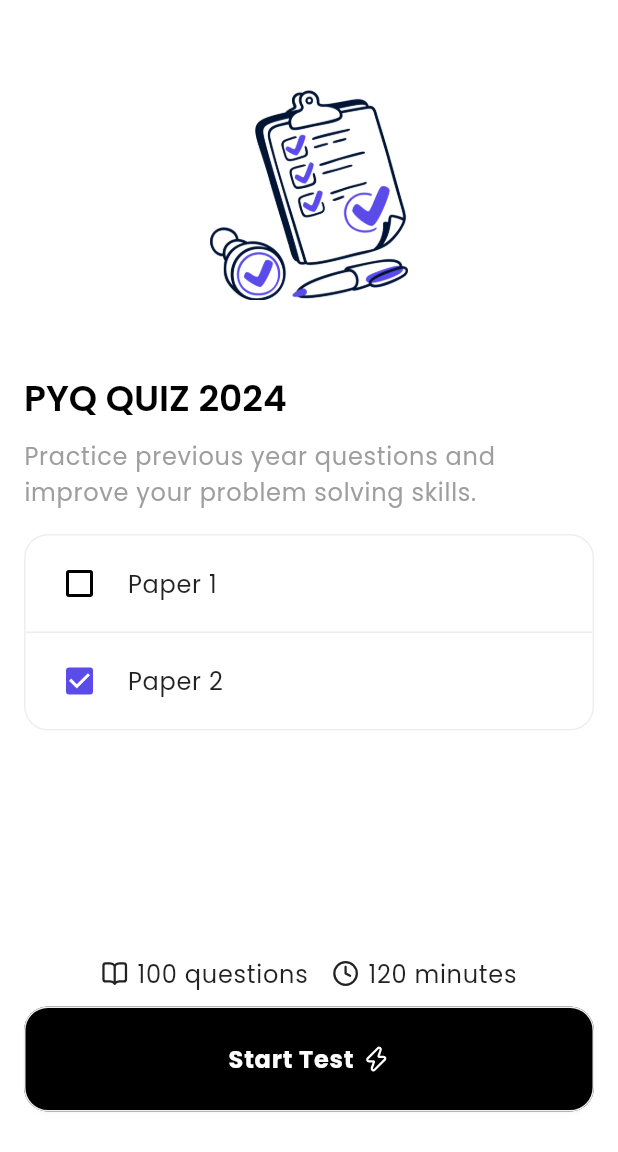
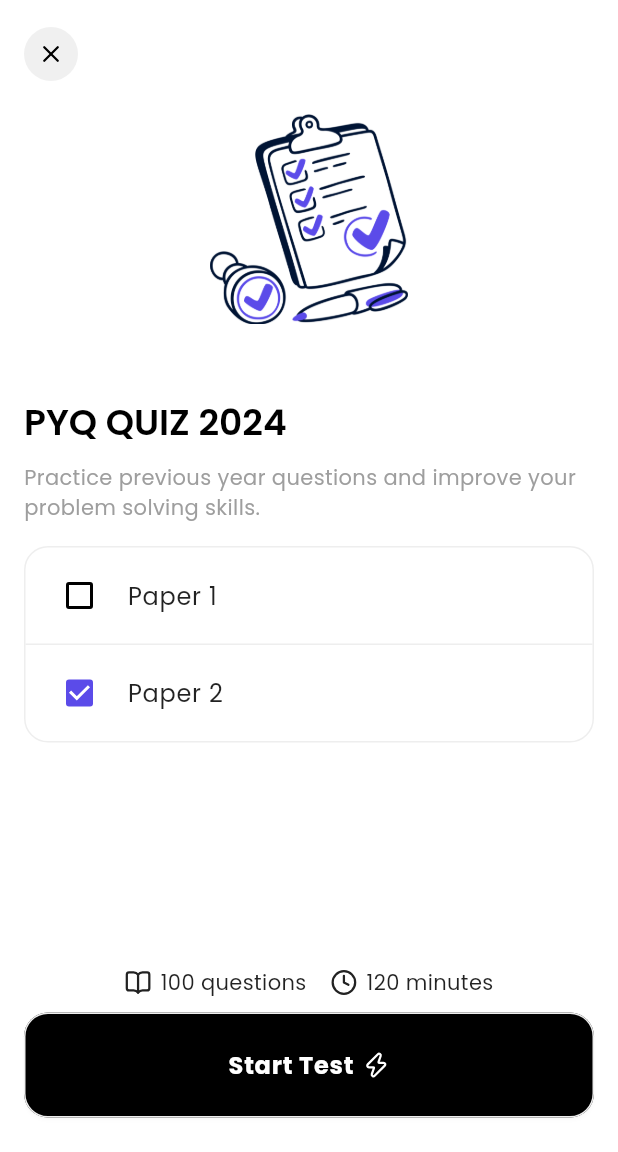
Before and after one commit to Aswin964567/learnify_app, a Flutter app: the screen it shows after launch, after a tap on "Start Test", on a phone screen of 412 x 824 dp, the part 84-1236 px from its top. Run offline on Flutter 3.47's test engine with Material 3 defaults, Android fonts, the phone set to English and light mode, and no system bars; our stand-ins replace carousel_slider, flutter_riverpod, gap, go_router, google_fonts, lucide_icons.

Commit message:
feature(quizonboard):back button implementation

```diff
--- a/lib/features/quiz/presentation/screens/quiz_onboarding_screen.dart
+++ b/lib/features/quiz/presentation/screens/quiz_onboarding_screen.dart
@@ -1,8 +1,8 @@
 // quiz onboarding screen
 import 'package:flutter/material.dart';
 import 'package:gap/gap.dart';
-import 'package:learnify_app/core/constants/app_constants.dart';
 import 'package:learnify_app/core/extensions/context_extensions.dart';
+import 'package:learnify_app/core/theme/colors/app_colors.dart';
 import 'package:learnify_app/features/quiz/presentation/widgets/paper_selection_box.dart';
 import 'package:learnify_app/presentation/widgets/common_appbar.dart';
 import 'package:learnify_app/presentation/widgets/common_button.dart';
@@ -19,13 +19,29 @@ class QuizOnboardingScreen extends StatelessWidget {
         headerSliverBuilder:
             (context, innerBoxIsScrolled) => [const CommonAppbar()],
         body: SingleChildScrollView(
-          padding: const EdgeInsets.symmetric(vertical: 20),
+          // padding: const EdgeInsets.symmetric(vertical: 20),
           child: Padding(
             padding: context.paddingHorizontal,
             child: Column(
               crossAxisAlignment: CrossAxisAlignment.start,
               children: [
-                Gap(AppConstants.defaultTopPadding),
+                Gap(18),
+                GestureDetector(
+                  onTap: () {
+                    Navigator.pop(context);
+                  },
+                  child: CircleAvatar(
+                    backgroundColor: Color(0xFFF0F0F0),
+                    radius: 18,
+                    child: Icon(
+                      LucideIcons.x,
+                      size: 18,
+                      color: AppColors.black,
+                    ),
+                  ),
+                ),
+                Gap(22),
+
                 Row(
                   mainAxisAlignment: MainAxisAlignment.center,
                   children: [
@@ -41,7 +57,7 @@ class QuizOnboardingScreen extends StatelessWidget {
                 Gap(10),
                 Text(
                   'Practice previous year questions and improve your problem solving skills.',
-                  style: context.textTheme.bodyLarge?.copyWith(
+                  style: context.textTheme.bodyMedium?.copyWith(
                     color: Colors.grey,
                   ),
                 ),
@@ -53,13 +69,13 @@ class QuizOnboardingScreen extends StatelessWidget {
                   children: [
                     Icon(LucideIcons.bookOpen, size: 18),
                     const SizedBox(width: 6),
-                    Text('100 questions', style: context.textTheme.bodyLarge),
+                    Text('100 questions', style: context.textTheme.bodyMedium),
 
                     const SizedBox(width: 16),
 
                     Icon(LucideIcons.clock, size: 18),
                     const SizedBox(width: 6),
-                    Text('120 minutes', style: context.textTheme.bodyLarge),
+                    Text('120 minutes', style: context.textTheme.bodyMedium),
                   ],
                 ),
                 Gap(10),
--- a/lib/presentation/widgets/common_test_widget.dart
+++ b/lib/presentation/widgets/common_test_widget.dart
@@ -35,7 +35,7 @@ class CommonTestWidget extends StatelessWidget {
         children: [
           Text(
             'Math Fundamentals',
-            style: context.textTheme.bodyMedium?.copyWith(
+            style: context.textTheme.bodyLarge?.copyWith(
               fontWeight: FontWeight.w700,
               fontSize: 16,
             ),
@@ -43,19 +43,19 @@ class CommonTestWidget extends StatelessWidget {
           const Gap(6),
           Text(
             'Practice basic arithmetic and problem solving',
-            style: context.textTheme.labelSmall?.copyWith(
+            style: context.textTheme.labelMedium?.copyWith(
               color: Colors.grey.shade600,
               fontWeight: FontWeight.w600,
             ),
           ),
-          const Gap(6),
+          const Gap(16),
           Row(
             children: [
               const Icon(LucideIcons.bookOpen, size: 15),
               const Gap(6),
               Text(
                 '$totalQuestions questions',
-                style: context.textTheme.labelSmall?.copyWith(
+                style: context.textTheme.labelMedium?.copyWith(
                   fontWeight: FontWeight.w700,
                   color: Colors.grey.shade600,
                 ),
```
